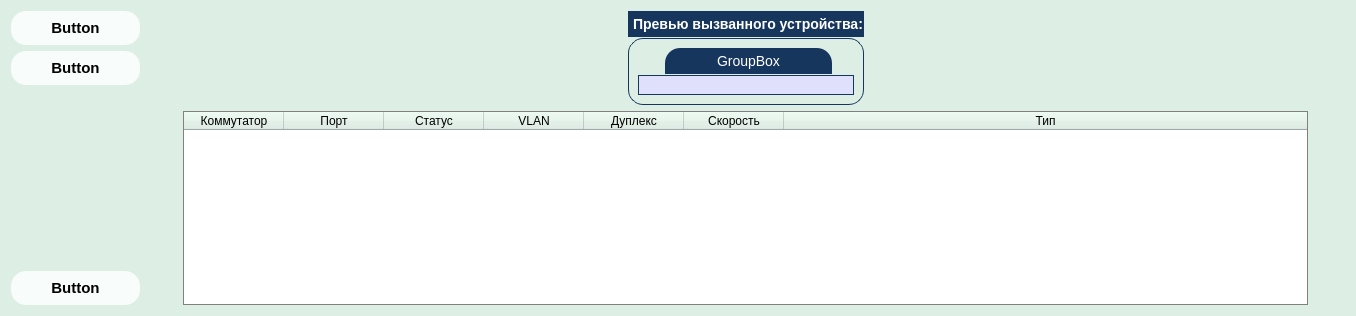
Above: mainForm_v2.ui from Wobolok/projects before the change. Below: the same form after it.
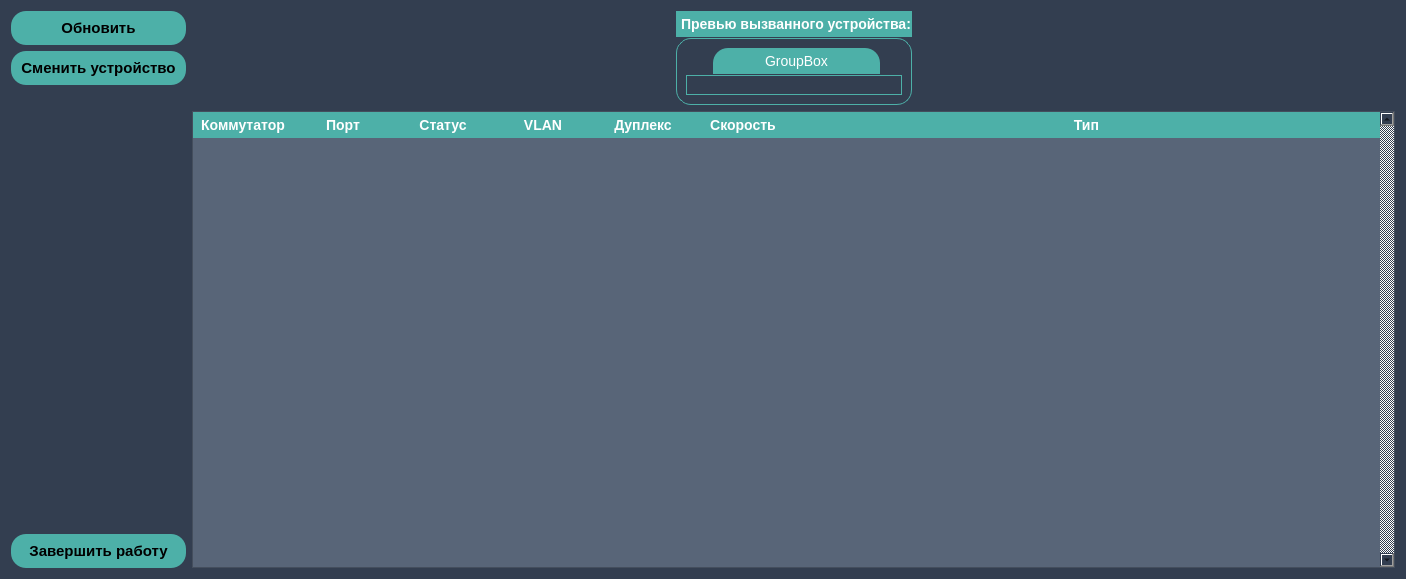
That is the form after the change.

Commit message: Changed app style and made small fixes

Patch:
```diff
--- a/mainForm_v2.ui
+++ b/mainForm_v2.ui
@@ -6,8 +6,8 @@
    <rect>
     <x>0</x>
     <y>0</y>
-    <width>1356</width>
-    <height>316</height>
+    <width>1406</width>
+    <height>579</height>
    </rect>
   </property>
   <property name="sizePolicy">
@@ -24,15 +24,15 @@
   </property>
   <property name="styleSheet">
    <string notr="true">QWidget {
-	background-color:#ddeee4;
+	background-color:#333e50;
 }
 
 QPushButton {
 	color:black;
-	background-color:#f8fcfa;
+	background-color:#4DB0A8;
 	border:none;
 	border-radius:15px;
-	padding:8px 40px;
+	padding:8px 10px;
 	font-family:arial;
 	font-weight:bold;
 	font-size:15px;
@@ -40,7 +40,11 @@
 
 QPushButton:hover {
 	color:white;
-	background-color:#13ec71;
+	cursor:PointingHand;
+}
+
+LANSocketLabel {
+	background-color:#333e50;
 }
 
 LANSocketLabel:hover {
@@ -50,10 +54,11 @@
 
 QGroupBox {
     border: 1px solid gray;
-    border-color: #FF17365D;
+    border-color: #4DB0A8;
     margin-top: 27px;
     font-size: 14px;
     border-radius: 15px;
+	background-color:#333e50;
 }
 
 QGroupBox::title {
@@ -62,17 +67,44 @@
     border-top-left-radius: 15px;
     border-top-right-radius: 15px;
     padding: 5px 50px;
-    background-color: #FF17365D;
+    background-color: #4DB0A8;
     color: rgb(255, 255, 255);
 }
 
-QTableWidget {
-	border:1px solid gray;
-	background-color:white;
-	margin:0 auto;
-	padding:0;
+QTableView {
+	color:white;
+	background-color:#586578;
+	selection-background-color:#4DB0A8;
+	selection-color:white;
 }
-</string>
+
+QHeaderView::section {
+	border:3px solid #4DB0A8;
+	color:white;
+	font-size: 14px;
+	font-weight:bold;
+	background-color:#4DB0A8;
+}
+
+QTableView QTableCornerButton::section {
+    background: #4DB0A8;
+}
+
+QTableView QScrollBar:vertical {
+	border:none;
+	border-radius:10px;
+	width:10px;
+}
+
+QTableView QScrollBar::handle:vertical {
+	border:1px solid #4DB0A8;
+	background-color: #4DB0A8;
+	border-radius:5px;
+}
+
+QTableView QScrollArea {
+	background-color:#586578;
+}</string>
   </property>
   <layout class="QHBoxLayout" name="horizontalLayout_2">
    <item>
@@ -83,7 +115,7 @@
         <cursorShape>PointingHandCursor</cursorShape>
        </property>
        <property name="text">
-        <string>Button</string>
+        <string>Обновить</string>
        </property>
       </widget>
      </item>
@@ -93,7 +125,7 @@
         <cursorShape>PointingHandCursor</cursorShape>
        </property>
        <property name="text">
-        <string>Button</string>
+        <string>Сменить устройство</string>
        </property>
       </widget>
      </item>
@@ -116,7 +148,7 @@
         <cursorShape>PointingHandCursor</cursorShape>
        </property>
        <property name="text">
-        <string>Button</string>
+        <string>Завершить работу</string>
        </property>
       </widget>
      </item>
@@ -154,6 +186,9 @@
          <property name="mouseTracking">
           <bool>true</bool>
          </property>
+         <property name="styleSheet">
+          <string notr="true"/>
+         </property>
          <property name="title">
           <string>Превью вызванного устройства:</string>
          </property>
@@ -170,7 +205,7 @@
           <item>
            <widget class="QGroupBox" name="groupBox_2">
             <property name="styleSheet">
-             <string notr="true">background-color:#dfdfdfff;</string>
+             <string notr="true"/>
             </property>
             <property name="title">
              <string>GroupBox</string>
@@ -222,10 +257,10 @@
         </size>
        </property>
        <property name="styleSheet">
-        <string notr="true">selection-background-color: lightgray;
-selection-color:black;
-
-section { background-color:gray }</string>
+        <string notr="true"/>
+       </property>
+       <property name="verticalScrollBarPolicy">
+        <enum>Qt::ScrollBarAlwaysOn</enum>
        </property>
        <property name="sizeAdjustPolicy">
         <enum>QAbstractScrollArea::AdjustToContents</enum>
```
Left out of the diff: 8 changed lines with no effect on the pictures. The commit also changes 13 other files.
